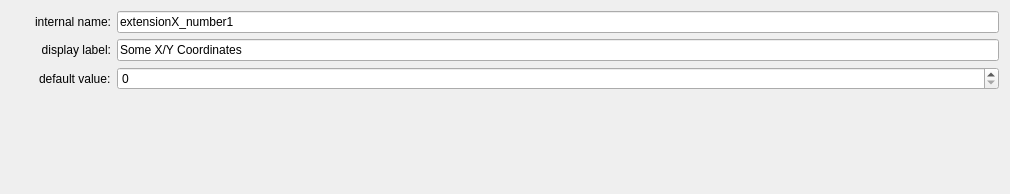
The window that ui/a2element/coords_edit.ui (ewerybody/a2) describes before a commit, drawn with Qt 5.
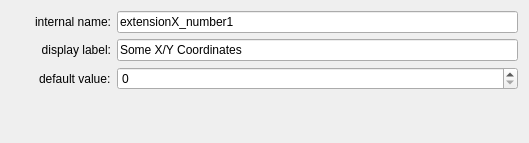
The same window after the commit. Custom widgets are drawn as their Qt base class.

Patch:
```diff
--- a/ui/a2element/coords_edit.ui
+++ b/ui/a2element/coords_edit.ui
@@ -6,8 +6,8 @@
    <rect>
     <x>0</x>
     <y>0</y>
-    <width>1010</width>
-    <height>194</height>
+    <width>529</width>
+    <height>143</height>
    </rect>
   </property>
   <property name="windowTitle">
@@ -79,6 +79,11 @@
   </layout>
  </widget>
  <customwidgets>
+  <customwidget>
+   <class>A2InternalName</class>
+   <extends>QLineEdit</extends>
+   <header>a2widget.a2text_field</header>
+  </customwidget>
   <customwidget>
    <class>A2CoordsField</class>
    <extends>QSpinBox</extends>
```
Left out of the diff: 2 changed lines with no effect on the pictures.
